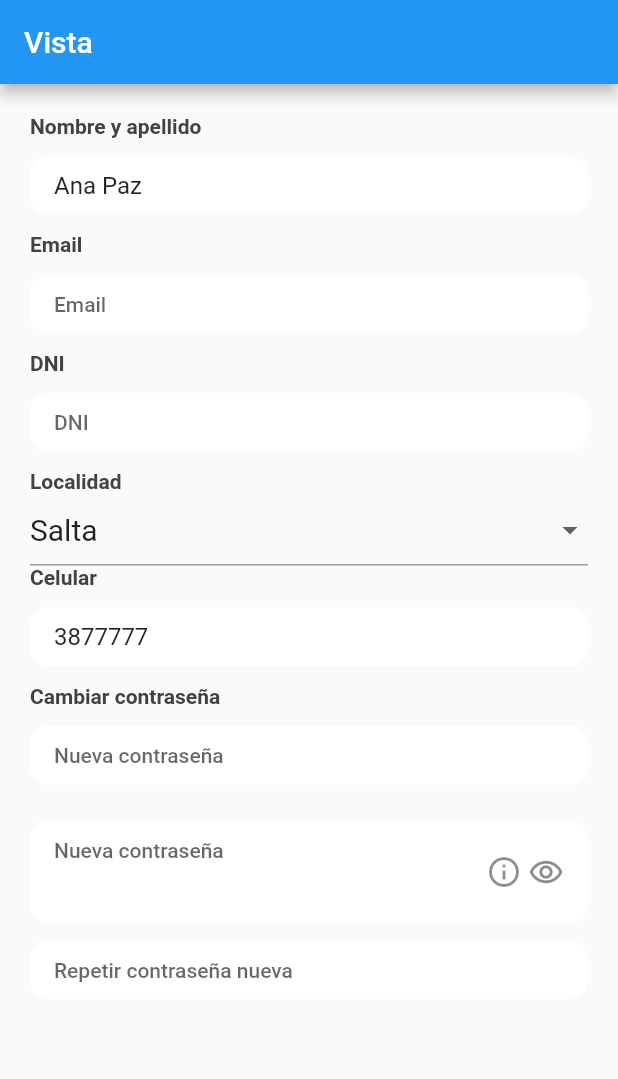
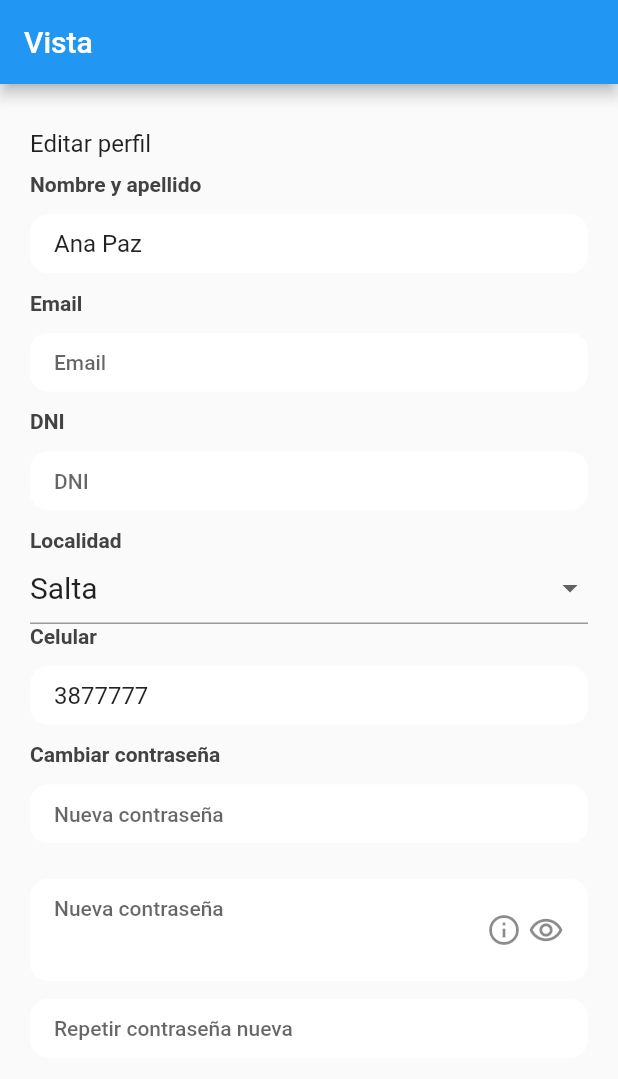
Before and after one commit to leopazgerez/perfildeusuario, a Flutter app: the screen it shows after launch, on a phone screen of 412 x 824 dp. Shown: the top 1079 px of the screen. Run offline on Flutter 3.47's test engine with Material 2 defaults, Android fonts, the phone set to English and light mode, and no system bars.

```diff
--- a/lib/src/ui/pagecomponent/user_profile.dart
+++ b/lib/src/ui/pagecomponent/user_profile.dart
@@ -34,8 +34,13 @@ class _UserProfileState extends State<UserProfile> {
         child: Column(
           crossAxisAlignment: CrossAxisAlignment.start,
           children: [
-            //_top(),
-            //_bottom(),
+            const Padding(
+              padding: EdgeInsets.symmetric(vertical: 10.0),
+              child: Text(
+                "Editar perfil",
+                style: TextStyle(fontSize: 16),
+              ),
+            ),
             _titleTextForm("Nombre y apellido"),
             _textFormField(nameAndSurname, "Nombre y apellido"),
             _titleTextForm("Email"),
```
